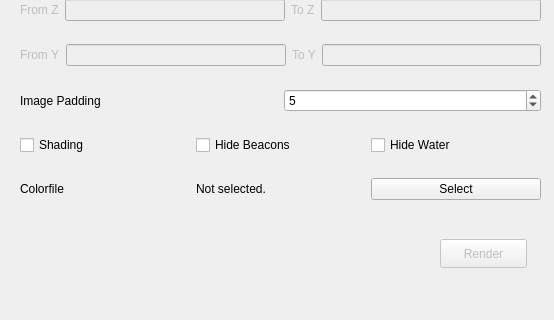
This is src/graphical/mainwindow.ui in spoutn1k/mcmap as Qt 5 draws it before an edit; both pictures show x 0 to 554 and y 280 to 600 of the 554 by 600 pixel window. The edited form follows.
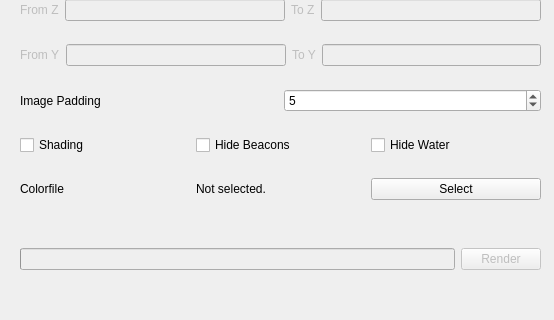
This is the edited form.

Patch:
```diff
--- a/src/graphical/mainwindow.ui
+++ b/src/graphical/mainwindow.ui
@@ -29,22 +29,6 @@
    <string>mcmap</string>
   </property>
   <widget class="QWidget" name="centralwidget">
-   <widget class="QPushButton" name="renderButton">
-    <property name="enabled">
-     <bool>false</bool>
-    </property>
-    <property name="geometry">
-     <rect>
-      <x>440</x>
-      <y>500</y>
-      <width>87</width>
-      <height>29</height>
-     </rect>
-    </property>
-    <property name="text">
-     <string>Render</string>
-    </property>
-   </widget>
    <widget class="QWidget" name="verticalLayoutWidget">
     <property name="geometry">
      <rect>
@@ -358,6 +342,44 @@
      </item>
     </layout>
    </widget>
+   <widget class="QWidget" name="horizontalLayoutWidget">
+    <property name="geometry">
+     <rect>
+      <x>20</x>
+      <y>500</y>
+      <width>521</width>
+      <height>41</height>
+     </rect>
+    </property>
+    <layout class="QHBoxLayout" name="horizontalLayout">
+     <item>
+      <widget class="QProgressBar" name="progressBar">
+       <property name="enabled">
+        <bool>false</bool>
+       </property>
+       <property name="maximum">
+        <number>100</number>
+       </property>
+       <property name="value">
+        <number>0</number>
+       </property>
+       <property name="textVisible">
+        <bool>false</bool>
+       </property>
+      </widget>
+     </item>
+     <item>
+      <widget class="QPushButton" name="renderButton">
+       <property name="enabled">
+        <bool>false</bool>
+       </property>
+       <property name="text">
+        <string>Render</string>
+       </property>
+      </widget>
+     </item>
+    </layout>
+   </widget>
   </widget>
   <widget class="QMenuBar" name="menubar">
    <property name="geometry">
```
Left out of the diff: 2 changed lines with no effect on the pictures.
